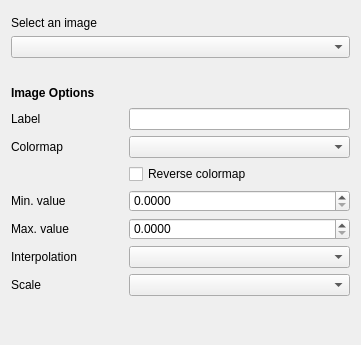
The window that qt/python/mantidqt/widgets/plotconfigdialog/imagestabwidget/images_tab.ui (mantidproject/mantid) describes before a commit, drawn with Qt 5.
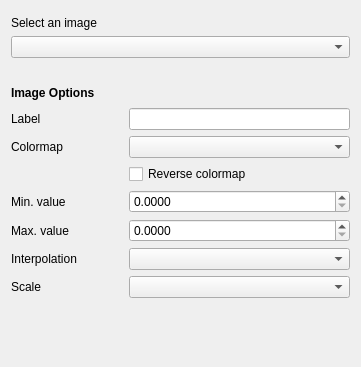
The same window after the commit.

Commit message: Fix tab order in ImagesTabWidget view

Diff of the .ui file:
```diff
--- a/qt/python/mantidqt/widgets/plotconfigdialog/imagestabwidget/images_tab.ui
+++ b/qt/python/mantidqt/widgets/plotconfigdialog/imagestabwidget/images_tab.ui
@@ -7,7 +7,7 @@
     <x>0</x>
     <y>0</y>
     <width>361</width>
-    <height>345</height>
+    <height>367</height>
    </rect>
   </property>
   <property name="sizePolicy">
```
Left out of the diff: 1 changed line with no effect on the pictures. The commit also changes 1 other file.
